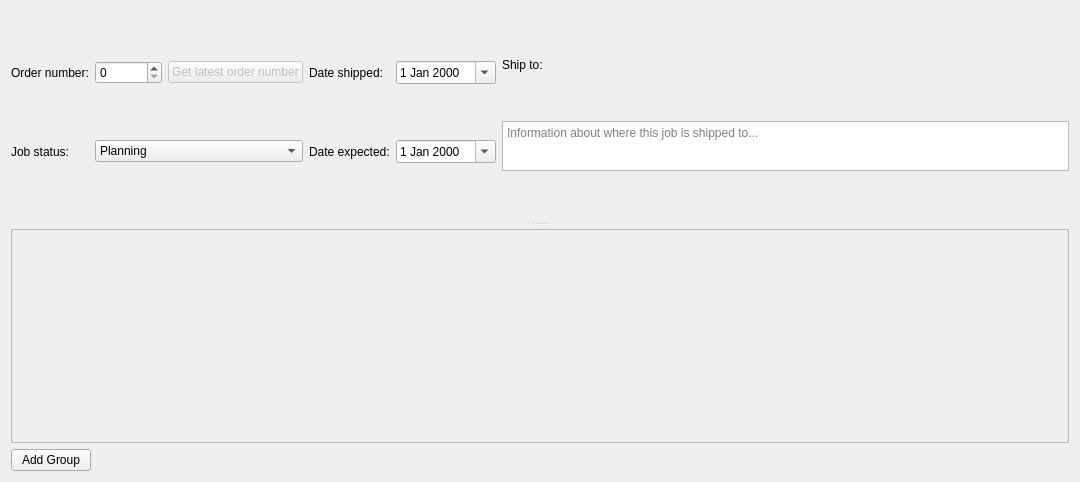
Old version of the form ui/job_widget.ui in the repository TheCodingJsoftware/Invigo.
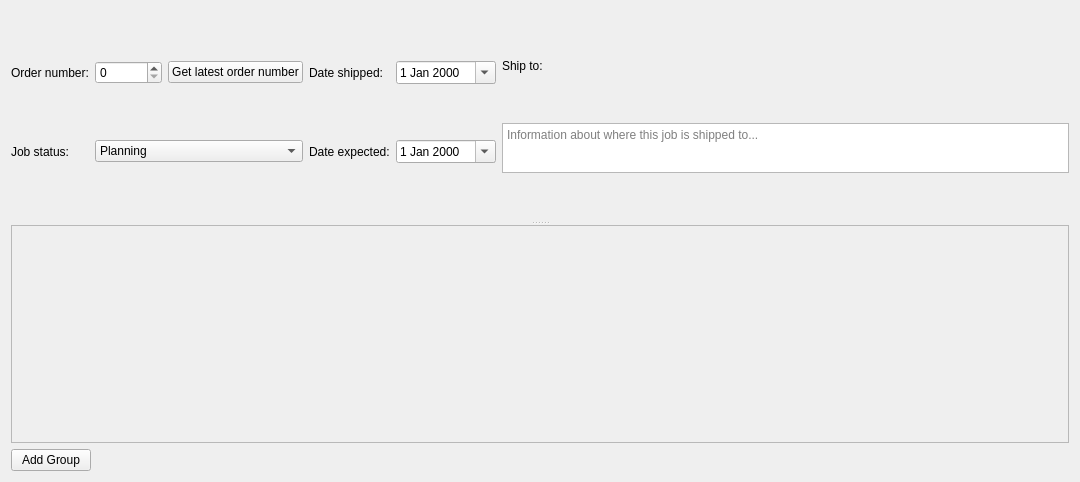
New version of the form. Icons and pictures are not drawn.

Diff of the .ui file:
```diff
--- a/ui/job_widget.ui
+++ b/ui/job_widget.ui
@@ -31,9 +31,6 @@
      <property name="orientation">
       <enum>Qt::Vertical</enum>
      </property>
-     <property name="handleWidth">
-      <number>10</number>
-     </property>
      <widget class="QWidget" name="job_settings_widget" native="true">
       <property name="sizePolicy">
        <sizepolicy hsizetype="Preferred" vsizetype="Maximum">
@@ -140,7 +137,7 @@
              <item>
               <widget class="QPushButton" name="pushButton_get_order_number">
                <property name="enabled">
-                <bool>false</bool>
+                <bool>true</bool>
                </property>
                <property name="text">
                 <string>Get latest order number</string>
@@ -313,7 +310,7 @@
             <x>0</x>
             <y>0</y>
             <width>1042</width>
-            <height>199</height>
+            <height>202</height>
            </rect>
           </property>
           <property name="sizePolicy">
```
